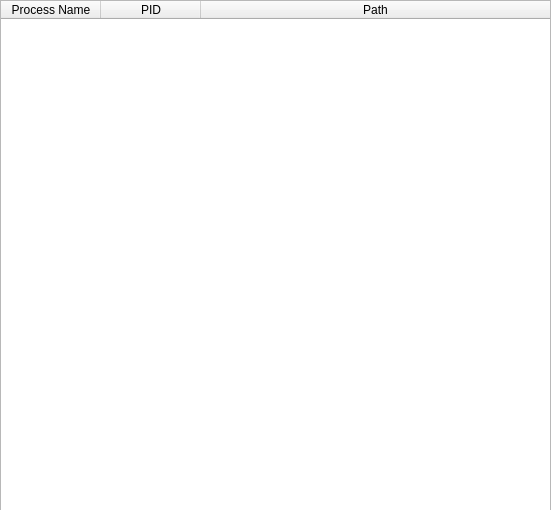
Old version of the form qtNanomite/qtDLGAttach.ui in the repository zer0fl4g/Nanomite.
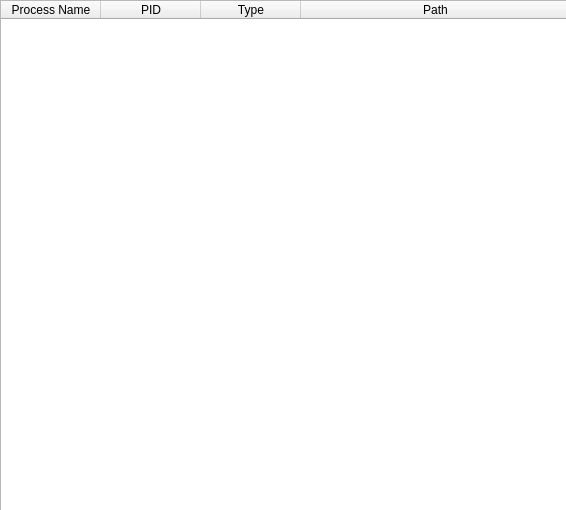
New version of the form. Icons and pictures are not drawn.

Commit message: added process type to attach dialog fixed a loading issue in options

What changed in the file:
```diff
--- a/qtNanomite/qtDLGAttach.ui
+++ b/qtNanomite/qtDLGAttach.ui
@@ -23,7 +23,7 @@
    <rect>
     <x>0</x>
     <y>0</y>
-    <width>551</width>
+    <width>566</width>
     <height>510</height>
    </rect>
   </property>
@@ -45,7 +45,7 @@
     <rect>
      <x>0</x>
      <y>0</y>
-     <width>551</width>
+     <width>571</width>
      <height>511</height>
     </rect>
    </property>
@@ -86,6 +86,11 @@
         <string>PID</string>
        </property>
       </column>
+      <column>
+       <property name="text">
+        <string>Type</string>
+       </property>
+      </column>
       <column>
        <property name="text">
         <string>Path</string>
```
Left out of the diff: 19 changed lines with no effect on the pictures. The commit also changes 4 other files.
